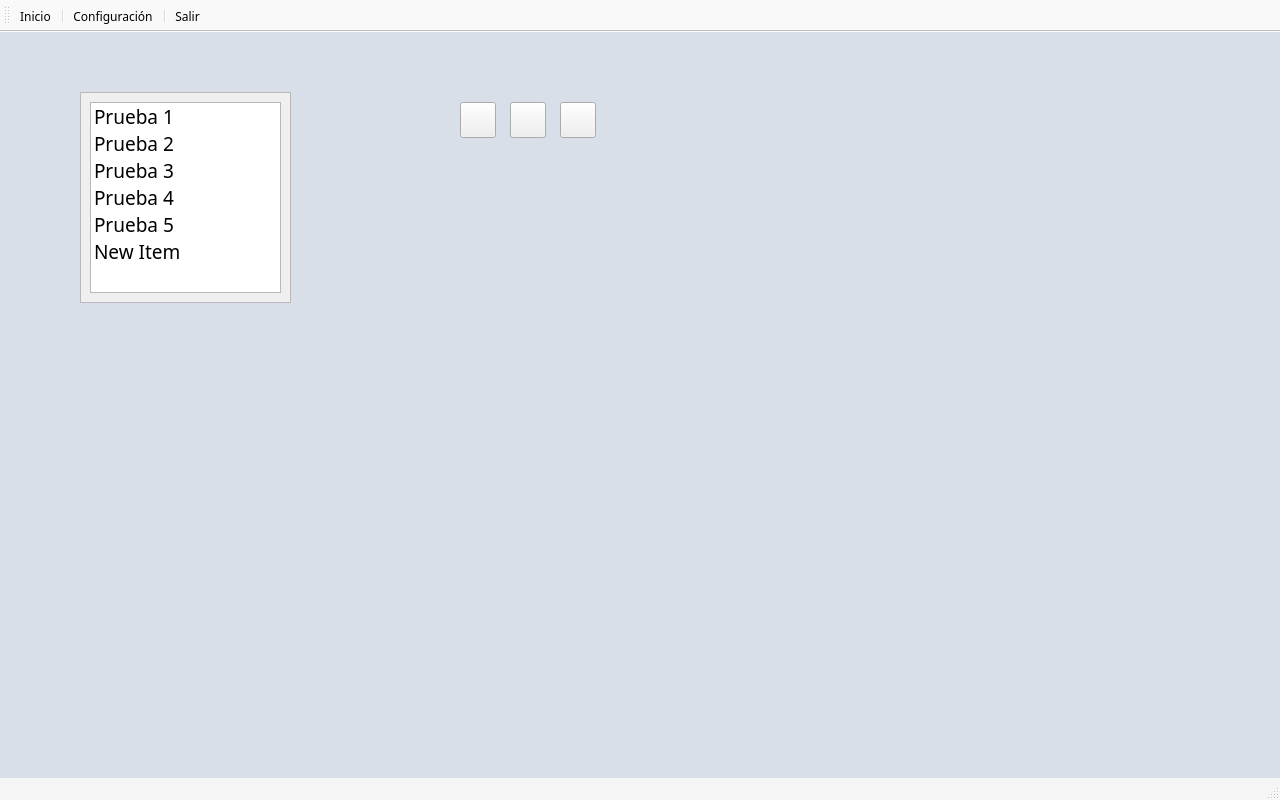
Before: the Qt Designer form qt/twelve.ui in Mozta/twelve, drawn with Qt 5.
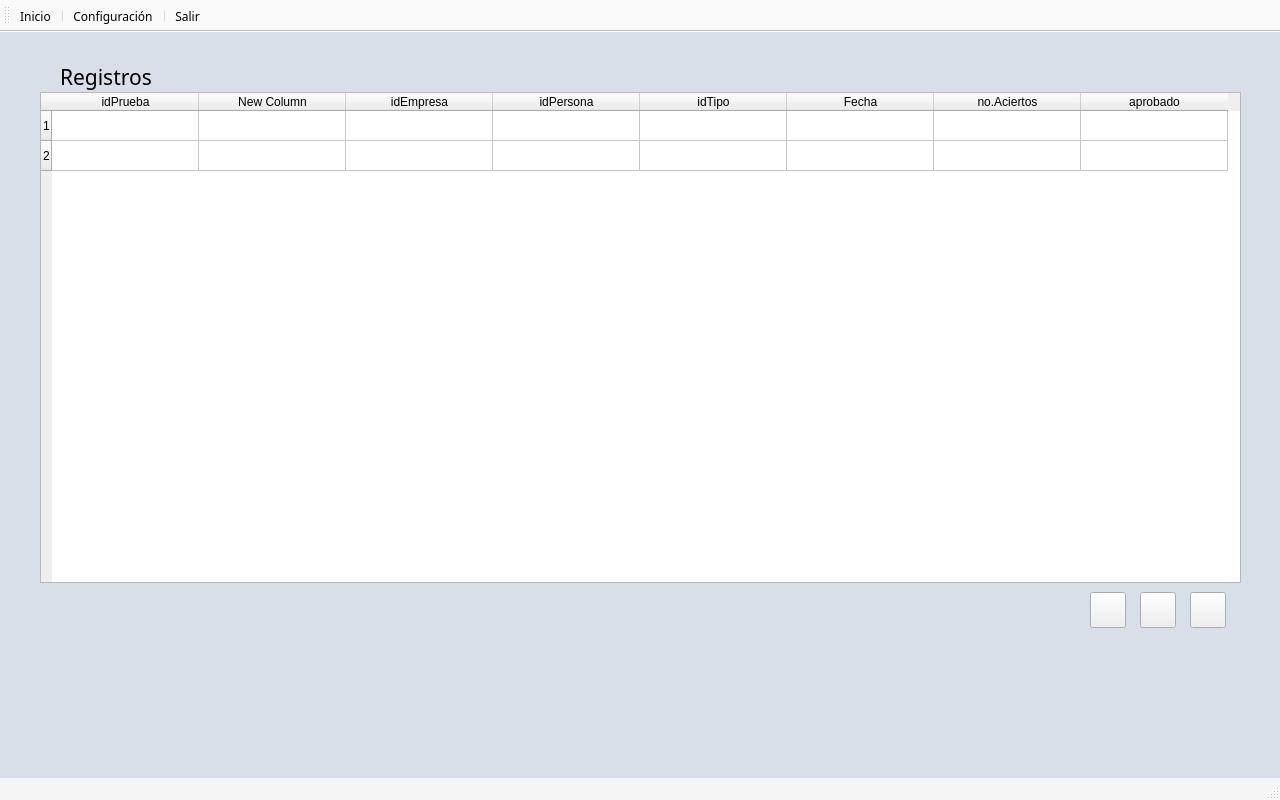
After: the same form once the commit is applied. The open tabs and pages were chosen to show the change. Icons and pictures are not drawn.

Commit message: Method for delete rows

Patch:
```diff
--- a/qt/twelve.ui
+++ b/qt/twelve.ui
@@ -1033,76 +1033,11 @@
      </widget>
     </widget>
     <widget class="QWidget" name="page_historial">
-     <widget class="QScrollArea" name="scrollArea">
-      <property name="geometry">
-       <rect>
-        <x>80</x>
-        <y>60</y>
-        <width>211</width>
-        <height>211</height>
-       </rect>
-      </property>
-      <property name="widgetResizable">
-       <bool>true</bool>
-      </property>
-      <widget class="QWidget" name="scrollAreaWidgetContents">
-       <property name="geometry">
-        <rect>
-         <x>0</x>
-         <y>0</y>
-         <width>207</width>
-         <height>207</height>
-        </rect>
-       </property>
-       <layout class="QHBoxLayout" name="horizontalLayout_2">
-        <item>
-         <widget class="QListWidget" name="listWidgetHistorial">
-          <property name="font">
-           <font>
-            <family>Exo</family>
-            <pointsize>14</pointsize>
-           </font>
-          </property>
-          <item>
-           <property name="text">
-            <string>Prueba 1</string>
-           </property>
-          </item>
-          <item>
-           <property name="text">
-            <string>Prueba 2</string>
-           </property>
-          </item>
-          <item>
-           <property name="text">
-            <string>Prueba 3</string>
-           </property>
-          </item>
-          <item>
-           <property name="text">
-            <string>Prueba 4</string>
-           </property>
-          </item>
-          <item>
-           <property name="text">
-            <string>Prueba 5</string>
-           </property>
-          </item>
-          <item>
-           <property name="text">
-            <string>New Item</string>
-           </property>
-          </item>
-         </widget>
-        </item>
-       </layout>
-      </widget>
-     </widget>
      <widget class="QToolButton" name="btnDelete">
       <property name="geometry">
        <rect>
-        <x>460</x>
-        <y>70</y>
+        <x>1090</x>
+        <y>560</y>
         <width>36</width>
         <height>36</height>
        </rect>
@@ -1118,8 +1053,8 @@
      <widget class="QToolButton" name="btnEdit">
       <property name="geometry">
        <rect>
-        <x>510</x>
-        <y>70</y>
+        <x>1140</x>
+        <y>560</y>
         <width>36</width>
         <height>36</height>
        </rect>
@@ -1135,8 +1070,8 @@
      <widget class="QToolButton" name="btnExport">
       <property name="geometry">
        <rect>
-        <x>560</x>
-        <y>70</y>
+        <x>1190</x>
+        <y>560</y>
         <width>36</width>
         <height>36</height>
        </rect>
@@ -1168,6 +1103,98 @@
        <bool>true</bool>
       </property>
      </widget>
+     <widget class="QLabel" name="label_11">
+      <property name="geometry">
+       <rect>
+        <x>60</x>
+        <y>29</y>
+        <width>151</width>
+        <height>31</height>
+       </rect>
+      </property>
+      <property name="font">
+       <font>
+        <family>Exo</family>
+        <pointsize>16</pointsize>
+       </font>
+      </property>
+      <property name="text">
+       <string>Registros</string>
+      </property>
+     </widget>
+     <widget class="QTableWidget" name="tableWidgetHistorial">
+      <property name="geometry">
+       <rect>
+        <x>40</x>
+        <y>60</y>
+        <width>1201</width>
+        <height>491</height>
+       </rect>
+      </property>
+      <property name="autoFillBackground">
+       <bool>true</bool>
+      </property>
+      <property name="styleSheet">
+       <string notr="true"> font: 57 14pt &quot;Exo&quot;;</string>
+      </property>
+      <property name="frameShadow">
+       <enum>QFrame::Sunken</enum>
+      </property>
+      <property name="sizeAdjustPolicy">
+       <enum>QAbstractScrollArea::AdjustToContents</enum>
+      </property>
+      <property name="rowCount">
+       <number>2</number>
+      </property>
+      <property name="columnCount">
+       <number>8</number>
+      </property>
+      <attribute name="horizontalHeaderDefaultSectionSize">
+       <number>147</number>
+      </attribute>
+      <row/>
+      <row/>
+      <column>
+       <property name="text">
+        <string>idPrueba</string>
+       </property>
+      </column>
+      <column>
+       <property name="text">
+        <string>New Column</string>
+       </property>
+      </column>
+      <column>
+       <property name="text">
+        <string>idEmpresa</string>
+       </property>
+      </column>
+      <column>
+       <property name="text">
+        <string>idPersona</string>
+       </property>
+      </column>
+      <column>
+       <property name="text">
+        <string>idTipo</string>
+       </property>
+      </column>
+      <column>
+       <property name="text">
+        <string>Fecha</string>
+       </property>
+      </column>
+      <column>
+       <property name="text">
+        <string>no.Aciertos</string>
+       </property>
+      </column>
+      <column>
+       <property name="text">
+        <string>aprobado</string>
+       </property>
+      </column>
+     </widget>
     </widget>
     <widget class="QWidget" name="page_empresas">
      <widget class="QTextEdit" name="txtNombreEmpresa">
```
The commit also changes 1 other file.
